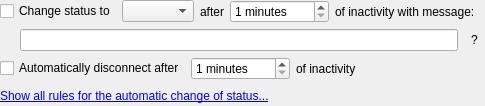
The window that src/plugins/autostatus/autostatusoptionswidget2.ui (xnamed/vacuum-im) describes before a commit, drawn with Qt 5.
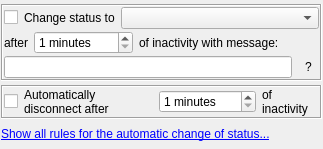
The same window after the commit.

The edit to the form file:
```diff
--- a/src/plugins/autostatus/autostatusoptionswidget2.ui
+++ b/src/plugins/autostatus/autostatusoptionswidget2.ui
@@ -6,26 +6,101 @@
    <rect>
     <x>0</x>
     <y>0</y>
-    <width>485</width>
-    <height>106</height>
+    <width>323</width>
+    <height>149</height>
    </rect>
   </property>
+  <property name="sizePolicy">
+   <sizepolicy hsizetype="Expanding" vsizetype="Maximum">
+    <horstretch>0</horstretch>
+    <verstretch>0</verstretch>
+   </sizepolicy>
+  </property>
+  <layout class="QVBoxLayout" name="verticalLayout_3">
+   <property name="spacing">
+    <number>4</number>
+   </property>
+   <property name="leftMargin">
+    <number>1</number>
+   </property>
+   <property name="topMargin">
+    <number>4</number>
+   </property>
+   <property name="rightMargin">
+    <number>1</number>
+   </property>
+   <property name="bottomMargin">
+    <number>4</number>
+   </property>
+   <item>
+    <widget class="QFrame" name="frame">
+     <property name="sizePolicy">
+      <sizepolicy hsizetype="Expanding" vsizetype="Preferred">
+       <horstretch>0</horstretch>
+       <verstretch>0</verstretch>
+      </sizepolicy>
+     </property>
+     <property name="frameShape">
+      <enum>QFrame::Box</enum>
+     </property>
+     <property name="frameShadow">
+      <enum>QFrame::Sunken</enum>
+     </property>
   <layout class="QVBoxLayout" name="verticalLayout">
-   <property name="margin">
-    <number>0</number>
+      <property name="spacing">
+       <number>2</number>
+      </property>
+      <property name="leftMargin">
+       <number>1</number>
+      </property>
+      <property name="topMargin">
+       <number>1</number>
+      </property>
+      <property name="rightMargin">
+       <number>1</number>
+      </property>
+      <property name="bottomMargin">
+       <number>1</number>
    </property>
    <item>
     <layout class="QHBoxLayout" name="hltAwayEnabled">
      <item>
       <widget class="QCheckBox" name="chbAwayEnable">
+          <property name="sizePolicy">
+           <sizepolicy hsizetype="Maximum" vsizetype="Maximum">
+            <horstretch>0</horstretch>
+            <verstretch>0</verstretch>
+           </sizepolicy>
+          </property>
+          <property name="text">
+           <string/>
+          </property>
+         </widget>
+        </item>
+        <item>
+         <widget class="QLabel" name="label">
        <property name="text">
         <string>Change status to</string>
        </property>
+          <property name="wordWrap">
+           <bool>true</bool>
+          </property>
       </widget>
      </item>
      <item>
-      <widget class="QComboBox" name="cmbAwayStatus"/>
-     </item>
+         <widget class="QComboBox" name="cmbAwayStatus">
+          <property name="sizePolicy">
+           <sizepolicy hsizetype="Expanding" vsizetype="Fixed">
+            <horstretch>0</horstretch>
+            <verstretch>0</verstretch>
+           </sizepolicy>
+          </property>
+         </widget>
+        </item>
+       </layout>
+      </item>
+      <item>
+       <layout class="QHBoxLayout" name="horizontalLayout_3">
      <item>
       <widget class="QLabel" name="lblAwayAfter">
        <property name="text">
@@ -35,6 +110,12 @@
      </item>
      <item>
       <widget class="QSpinBox" name="spbAwayTime">
+          <property name="sizePolicy">
+           <sizepolicy hsizetype="Maximum" vsizetype="Fixed">
+            <horstretch>0</horstretch>
+            <verstretch>0</verstretch>
+           </sizepolicy>
+          </property>
        <property name="suffix">
         <string> minutes</string>
        </property>
@@ -48,44 +129,24 @@
      </item>
      <item>
       <widget class="QLabel" name="lblAwayInactive">
+          <property name="sizePolicy">
+           <sizepolicy hsizetype="Expanding" vsizetype="Preferred">
+            <horstretch>0</horstretch>
+            <verstretch>0</verstretch>
+           </sizepolicy>
+          </property>
        <property name="text">
         <string>of inactivity with message:</string>
        </property>
-      </widget>
-     </item>
-     <item>
-      <spacer name="hspAwayEnable">
-       <property name="orientation">
-        <enum>Qt::Horizontal</enum>
-       </property>
-       <property name="sizeHint" stdset="0">
-        <size>
-         <width>40</width>
-         <height>20</height>
-        </size>
-       </property>
-      </spacer>
-     </item>
+          <property name="wordWrap">
+           <bool>true</bool>
+          </property>
+         </widget>
+        </item>
     </layout>
    </item>
    <item>
     <layout class="QHBoxLayout" name="hltAwayMessage">
-     <item>
-      <spacer name="hspAwayText">
-       <property name="orientation">
-        <enum>Qt::Horizontal</enum>
-       </property>
-       <property name="sizeType">
-        <enum>QSizePolicy::Fixed</enum>
-       </property>
-       <property name="sizeHint" stdset="0">
-        <size>
-         <width>20</width>
-         <height>20</height>
-        </size>
-       </property>
-      </spacer>
-     </item>
      <item>
       <widget class="QLineEdit" name="lneAwayText"/>
      </item>
@@ -101,17 +162,78 @@
      </item>
     </layout>
    </item>
+     </layout>
+    </widget>
+   </item>
+   <item>
+    <widget class="QFrame" name="frame_2">
+     <property name="sizePolicy">
+      <sizepolicy hsizetype="Expanding" vsizetype="Preferred">
+       <horstretch>0</horstretch>
+       <verstretch>0</verstretch>
+      </sizepolicy>
+     </property>
+     <property name="frameShape">
+      <enum>QFrame::Box</enum>
+     </property>
+     <property name="frameShadow">
+      <enum>QFrame::Sunken</enum>
+     </property>
+     <layout class="QVBoxLayout" name="verticalLayout_2">
+      <property name="spacing">
+       <number>4</number>
+      </property>
+      <property name="leftMargin">
+       <number>1</number>
+      </property>
+      <property name="topMargin">
+       <number>1</number>
+      </property>
+      <property name="rightMargin">
+       <number>1</number>
+      </property>
+      <property name="bottomMargin">
+       <number>1</number>
+      </property>
    <item>
     <layout class="QHBoxLayout" name="hltOfflineEnable">
      <item>
       <widget class="QCheckBox" name="chbOfflineEnable">
+          <property name="sizePolicy">
+           <sizepolicy hsizetype="Maximum" vsizetype="Maximum">
+            <horstretch>0</horstretch>
+            <verstretch>0</verstretch>
+           </sizepolicy>
+          </property>
+          <property name="text">
+           <string/>
+          </property>
+         </widget>
+        </item>
+        <item>
+         <widget class="QLabel" name="label_3">
+          <property name="sizePolicy">
+           <sizepolicy hsizetype="Expanding" vsizetype="Preferred">
+            <horstretch>0</horstretch>
+            <verstretch>0</verstretch>
+           </sizepolicy>
+          </property>
        <property name="text">
         <string>Automatically disconnect after</string>
        </property>
+          <property name="wordWrap">
+           <bool>true</bool>
+          </property>
       </widget>
      </item>
      <item>
       <widget class="QSpinBox" name="spbOfflineTime">
+          <property name="sizePolicy">
+           <sizepolicy hsizetype="Maximum" vsizetype="Fixed">
+            <horstretch>0</horstretch>
+            <verstretch>0</verstretch>
+           </sizepolicy>
+          </property>
        <property name="suffix">
         <string> minutes</string>
        </property>
@@ -128,22 +250,15 @@
        <property name="text">
         <string>of inactivity</string>
        </property>
-      </widget>
-     </item>
-     <item>
-      <spacer name="hspOfflineEnable">
-       <property name="orientation">
-        <enum>Qt::Horizontal</enum>
-       </property>
-       <property name="sizeHint" stdset="0">
-        <size>
-         <width>40</width>
-         <height>20</height>
-        </size>
-       </property>
-      </spacer>
-     </item>
-    </layout>
+          <property name="wordWrap">
+           <bool>true</bool>
+          </property>
+         </widget>
+        </item>
+       </layout>
+      </item>
+     </layout>
+    </widget>
    </item>
    <item>
     <layout class="QHBoxLayout" name="horizontalLayout">
@@ -155,21 +270,11 @@
        <property name="textFormat">
         <enum>Qt::RichText</enum>
        </property>
+       <property name="wordWrap">
+        <bool>true</bool>
+       </property>
       </widget>
      </item>
-     <item>
-      <spacer name="hspShowRules">
-       <property name="orientation">
-        <enum>Qt::Horizontal</enum>
-       </property>
-       <property name="sizeHint" stdset="0">
-        <size>
-         <width>40</width>
-         <height>20</height>
-        </size>
-       </property>
-      </spacer>
-     </item>
     </layout>
    </item>
   </layout>
```
Left out of the diff: 2 changed lines with no effect on the pictures. Lines whose indentation alone changed are shown as unchanged.
